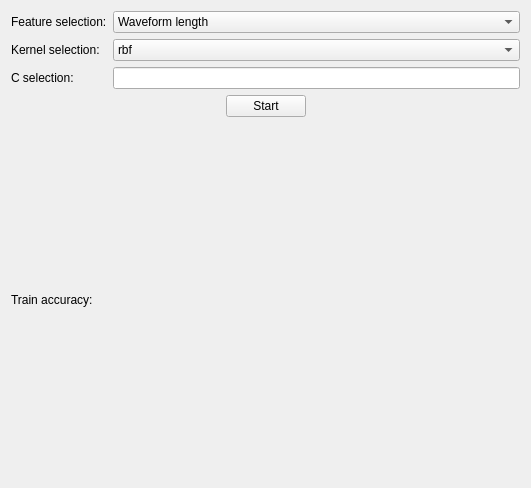
The window that designer/svm_train.ui (pulp-bio/biogui) describes before a commit, drawn with Qt 5.
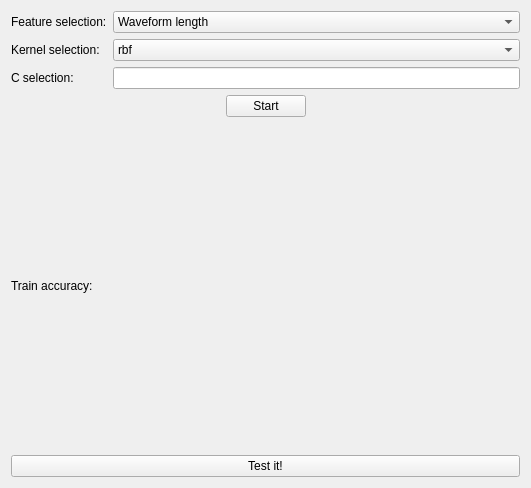
The same window after the commit.

The edit to the form file:
```diff
--- a/designer/svm_train.ui
+++ b/designer/svm_train.ui
@@ -13,7 +13,7 @@
   <property name="windowTitle">
    <string>SVM training</string>
   </property>
-  <layout class="QVBoxLayout" name="verticalLayout" stretch="3,1,0,0,0">
+  <layout class="QVBoxLayout" name="verticalLayout" stretch="3,1,0,0,0,0">
    <item>
     <layout class="QGridLayout" name="gridLayout">
      <item row="0" column="1">
@@ -133,6 +133,16 @@
      </property>
     </widget>
    </item>
+   <item>
+    <widget class="QPushButton" name="testButton">
+     <property name="enabled">
+      <bool>true</bool>
+     </property>
+     <property name="text">
+      <string>Test it!</string>
+     </property>
+    </widget>
+   </item>
   </layout>
  </widget>
  <resources/>
```
